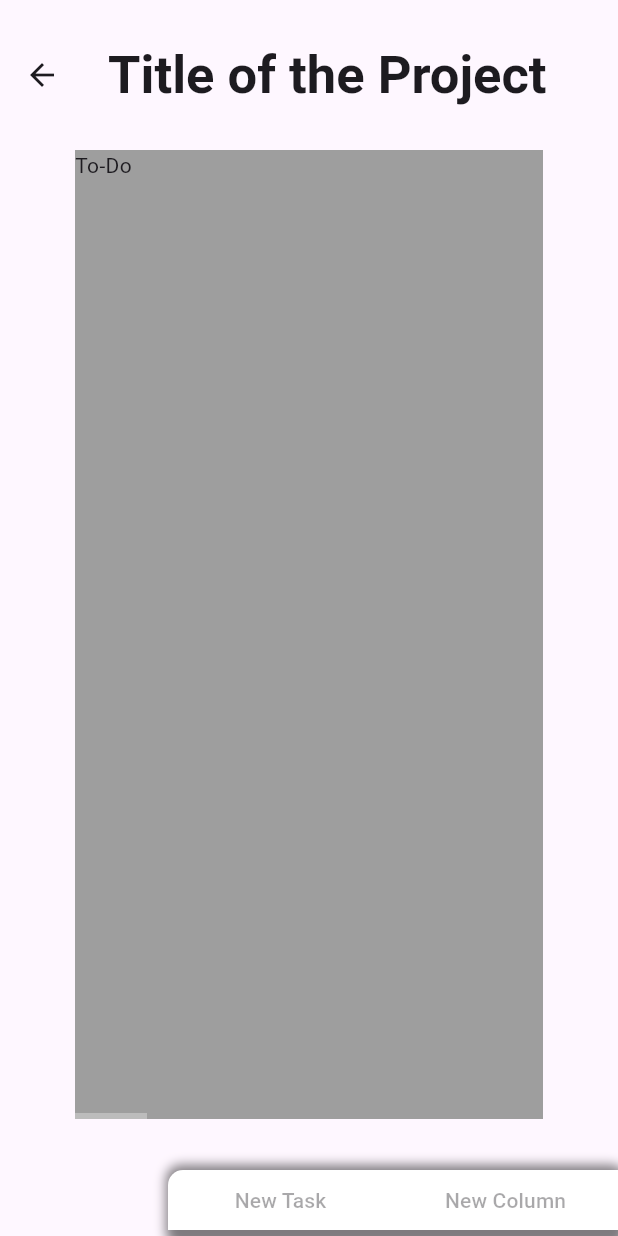
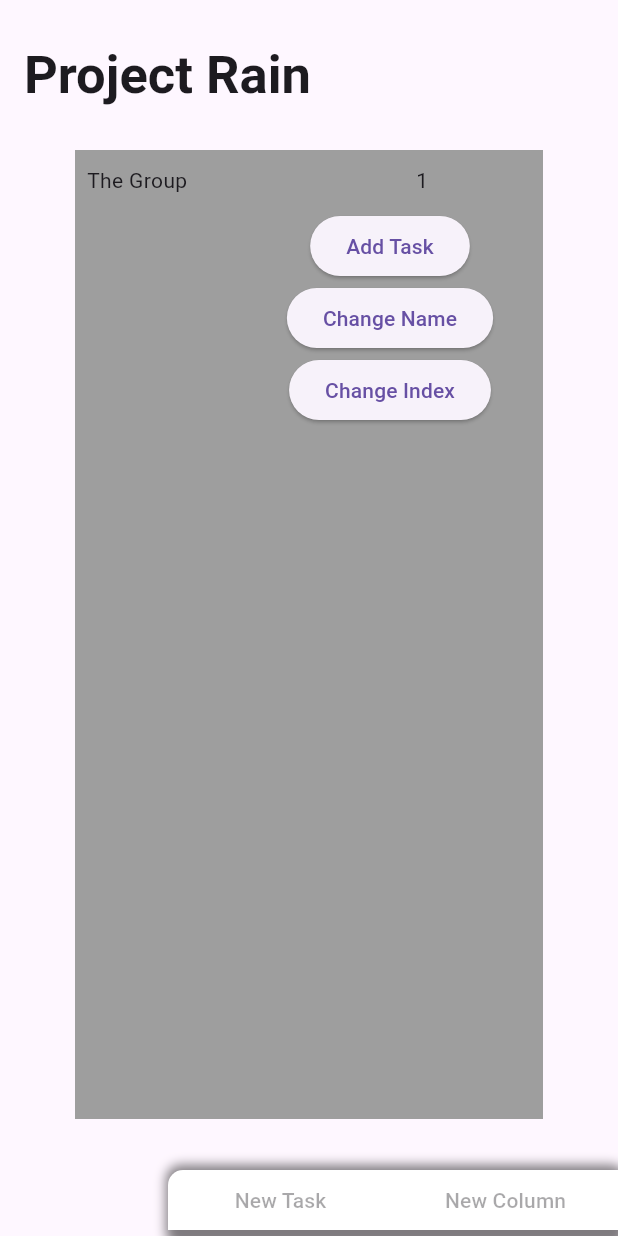
Before and after one commit to Bryan-and-Jack/ProjectRain, a Flutter app: the BoardView screen opened directly, on a phone screen of 412 x 824 dp. Run offline on Flutter 3.47's test engine with Material 3 defaults, Android fonts, the light colour scheme and no system bars; our stand-ins replace get.

Commit message:
Connect view and logic
Getx library added
Testing viewModel functionality on view

```diff
--- a/lib/main.dart
+++ b/lib/main.dart
@@ -1,4 +1,5 @@
 import 'package:flutter/material.dart';
+import 'package:project_rain/views/board_view.dart';
 import 'views/task_details.dart';
 
 // IMPORTANT: Change the home: paramater in main.dart to switch screens!
@@ -15,8 +16,7 @@ class MyApp extends StatelessWidget {
       debugShowCheckedModeBanner: false,
       title: 'Project Rain', // Seems to only be used in mobile (Android).
       theme: ThemeData(appBarTheme: AppBarTheme(toolbarHeight: 100)),
-      home:
-          TaskDetails(), //CHANGE THIS FOR DEBUGGING (ColumnView / TaskDetails)
+      home: BoardView(), //CHANGE THIS FOR DEBUGGING (ColumnView / TaskDetails)
     );
   }
 }
--- a/lib/models/column.dart
+++ b/lib/models/column.dart
@@ -1,56 +1,61 @@
 import 'dart:developer';
+import 'package:get/get.dart';
 
 import 'task.dart';
 
-class ColumnModel {
-  ColumnModel({required this.ID, required this.name, required this.index});
+class GroupModel {
+  GroupModel({required this.ID, required this.name, required this.index});
   int? ID;
-  int? index;
-  String name = "New Column";
-  final List<TaskModel> _tasks = [];
+  RxInt? index; // Perhaps this should be initialized as 0?
+  RxString name = "New Group".obs;
+  // final RxList<TaskModel> _tasks = <TaskModel>[].obs;
+  final _tasks = <TaskModel>[].obs;
 
   void _add(TaskModel newTask) {
     _tasks.add(newTask);
   }
 
-  void _remove(TaskModel newTask) {
-    _tasks.remove(newTask);
+  void _remove(TaskModel task) {
+    _tasks.remove(task);
   }
 
   void _updateName(String newName) {
-    name = newName;
+    name.value = newName;
   }
 
   void _updateIndex(int newIndex) {
-    index = newIndex;
+    index!.value = newIndex;
   }
 }
 
-class ColumnViewModel {
-  final ColumnModel _columnModel;
+class GroupViewModel extends GetxController {
+  final GroupModel _groupModel;
 
-  ColumnViewModel(this._columnModel);
+  GroupViewModel(this._groupModel);
 
-  List<TaskModel> get retriveTasks => _columnModel._tasks;
-  List<TaskModel> tasks() => retriveTasks;
+  RxList<TaskModel> get retrieveTasks => _groupModel._tasks;
+  RxList<TaskModel> tasks() => retrieveTasks;
+  RxString get name => _groupModel.name;
+  // index getter might be needed for the dragging system
+  RxInt get index => _groupModel.index!;
 
   void onAdd(TaskModel newTask) {
-    _columnModel._add(newTask);
+    _groupModel._add(newTask);
     log("$newTask.name added");
   }
 
   void onRemove(TaskModel task) {
-    _columnModel._remove(task);
+    _groupModel._remove(task);
     log("$task.name deleted");
   }
 
   void onUpdateName(String newName) {
-    _columnModel._updateName(newName);
-    log("Name updated: $newName.name");
+    _groupModel._updateName(newName);
+    log("Name updated: $newName");
   }
 
   void onUpdateIndex(int newIndex) {
-    _columnModel._updateIndex(newIndex);
+    _groupModel._updateIndex(newIndex);
     log("Index updated: $newIndex.name");
   }
 }
--- a/lib/models/task.dart
+++ b/lib/models/task.dart
@@ -2,14 +2,15 @@ import "dart:developer";
 
 import "column.dart";
 import "tag.dart";
+import 'package:get/get.dart';
 
 class TaskModel {
   TaskModel({required this.ID, required this.taskName, required this.index});
   int? ID;
   int? index;
-  String taskName = "New Task";
+  RxString taskName = "New Task".obs;
   String taskDescription = "Description";
-  ColumnViewModel? columnParent;
+  GroupViewModel? columnParent;
   final List<Tag> _tags = [];
 
   void _add(Tag newTag) {
--- a/lib/views/board_view.dart
+++ b/lib/views/board_view.dart
@@ -1,4 +1,7 @@
 import 'package:flutter/material.dart';
+import 'package:project_rain/models/column.dart';
+import '../views/column_view.dart';
+import 'package:get/get.dart';
 
 class BoardView extends StatefulWidget {
   const BoardView({super.key});
@@ -8,23 +11,16 @@ class BoardView extends StatefulWidget {
 }
 
 class BoardViewState extends State<BoardView> {
+  // Provisional variables
   String title = "Project Rain";
-
-  var list = [
-    "To-Do",
-    "In-Progress",
-    "Done",
-    "Column 4",
-    "Column 5",
-    "Column 6",
-  ];
+  int delimiter = 1;
 
   @override
   Widget build(BuildContext context) {
     return Scaffold(
       appBar: AppBar(
         title: Text(
-          'Title of the Project',
+          title,
           style: TextStyle(fontSize: 35, fontWeight: FontWeight.w600),
         ),
       ),
@@ -37,19 +33,25 @@ class BoardViewState extends State<BoardView> {
             scrollDirection: Axis.horizontal,
             child: Row(
               children: [
-                for (var i = 0; i < list.length; i++)
+                for (var i = 0; i < delimiter; i++)
                   Padding(
                     padding:
-                        i == list.length - 1
+                        i == delimiter - 1
                             ? EdgeInsets.zero
                             : EdgeInsets.only(right: 67),
                     child: Container(
                       color: Colors.grey,
                       width: 420,
-                      // Column for reference, will be removed
-                      child: Column(
-                        crossAxisAlignment: CrossAxisAlignment.start,
-                        children: [Text(list[i])],
+                      child: Group(
+                        // title: 'My Column'.obs,
+                        taskWidth: 420,
+                        taskHeight: 35,
+                        verticalGap: 8,
+                        group: GroupModel(
+                          ID: 1,
+                          name: 'The Group'.obs,
+                          index: 1.obs,
+                        ),
                       ),
                     ),
                   ),
--- a/lib/views/column_view.dart
+++ b/lib/views/column_view.dart
@@ -1,72 +1,110 @@
 import 'package:flutter/material.dart';
+import '../models/column.dart';
+import '../models/task.dart';
+import 'package:get/get.dart';
 
-//  Debugging values (waiting to be implmented inside Column logic)
-const double _columnWidth = 420; // Debug for responsiveness!
-const double _taskVerticalSpacing = 5;
-
-class ColumnView extends StatefulWidget {
-  const ColumnView({super.key});
-  @override
-  BoardViewState createState() => BoardViewState();
-}
-
-class BoardViewState extends State<ColumnView> {
-  String title = "Project Rain";
-
-  var tasks = [
-    "hello",
-    "hi",
-    "sup",
-  ]; // Debug tasks here, try putting in lots and testing scrolling.
+class Group extends StatelessWidget {
+  Group({
+    super.key,
+    required this.taskWidth,
+    required this.taskHeight,
+    required this.verticalGap,
+    required this.group,
+  });
+  final GroupModel group;
+  late final GroupViewModel viewModel = Get.put(GroupViewModel(group));
+  double taskWidth;
+  double taskHeight;
+  double verticalGap;
 
   @override
   Widget build(BuildContext context) {
     return Scaffold(
-      body: Container(
-        margin: EdgeInsets.only(left: 50, right: 50, bottom: 30),
-        child: Row(
-          children: [
-            Padding(
+      body: Padding(
         padding: EdgeInsets.zero,
-              // IGNORE CODE ABOVE - FOR DEMO PURPOSE ONLY
-              // ColumnView here..
         child: Container(
-                color: const Color.fromARGB(255, 255, 125, 125),
-                width: _columnWidth,
-                child: ListView(
+          color: Colors.grey,
+          width: taskWidth,
+          child: Column(
             children: [
               Container(
                 margin: EdgeInsets.all(8),
                 child: Row(
                   mainAxisAlignment: MainAxisAlignment.spaceBetween,
                   children: [
-                          Text("PLACEHOLDER COLUMN"),
+                    Obx(() => Text(viewModel.name.value)),
+                    Obx(() => Text(viewModel.index.value.toString())),
                     Icon(Icons.drag_indicator),
                   ],
                 ),
               ),
-                    for (int i = 0; i < tasks.length; i++)
-                      Container(
+
+              // buttons for testing only
+              ElevatedButton(
+                onPressed: () {
+                  final newTask = TaskModel(
+                    ID: DateTime.now().millisecondsSinceEpoch,
+                    taskName: 'Task ${viewModel.tasks().length + 1}'.obs,
+                    index: viewModel.tasks().length + 1,
+                  );
+                  viewModel.onAdd(newTask);
+                },
+                child: Text('Add Task'),
+              ),
+
+              ElevatedButton(
+                onPressed: () {
+                  viewModel.onUpdateName("Renamed");
+                },
+                child: Text('Change Name'),
+              ),
+
+              ElevatedButton(
+                onPressed: () {
+                  viewModel.onUpdateIndex(2);
+                },
+                child: Text('Change Index'),
+              ),
+
+              // List
+              Expanded(
+                child: Obx(() {
+                  final tasks = viewModel.tasks();
+
+                  return ListView.builder(
+                    itemCount: tasks.length,
+                    itemBuilder: (context, index) {
+                      var task = tasks[index];
+                      return Container(
                         margin: EdgeInsets.only(
-                          top: _taskVerticalSpacing,
-                          bottom: _taskVerticalSpacing,
+                          top: verticalGap,
+                          bottom: verticalGap,
                           left: 30,
                           right: 30,
                         ),
-                        height: 50,
+                        height: taskHeight,
                         width: double.infinity,
-                        color: const Color.fromARGB(255, 125, 255, 153),
-
-                        // Placeholder name
+                        color: Color.fromARGB(255, 125, 255, 153),
                         alignment: Alignment.center,
-                        child: Text(tasks[i]),
+                        child: Row(
+                          mainAxisAlignment: MainAxisAlignment.spaceBetween,
+                          children: [
+                            Obx(() => Text(task.taskName.value)),
+                            IconButton(
+                              icon: Icon(Icons.delete),
+                              onPressed: () {
+                                viewModel.onRemove(task);
+                              },
                             ),
                           ],
                         ),
-                // IGNORE CODE BELOW - FOR DEMO PURPOSE ONLY
-              ),
+                      );
+                    },
+                  );
+                }),
               ),
             ],
+          ),
         ),
       ),
     );
--- a/pubspec.yaml
+++ b/pubspec.yaml
@@ -34,6 +34,7 @@ dependencies:
   # The following adds the Cupertino Icons font to your application.
   # Use with the CupertinoIcons class for iOS style icons.
   cupertino_icons: ^1.0.8
+  get:
 
 dev_dependencies:
   flutter_test:
```
Also changed, not shown: lib/models/board.dart (+7 -7 lines), pubspec.lock. Lines whose indentation alone changed are shown as unchanged.
